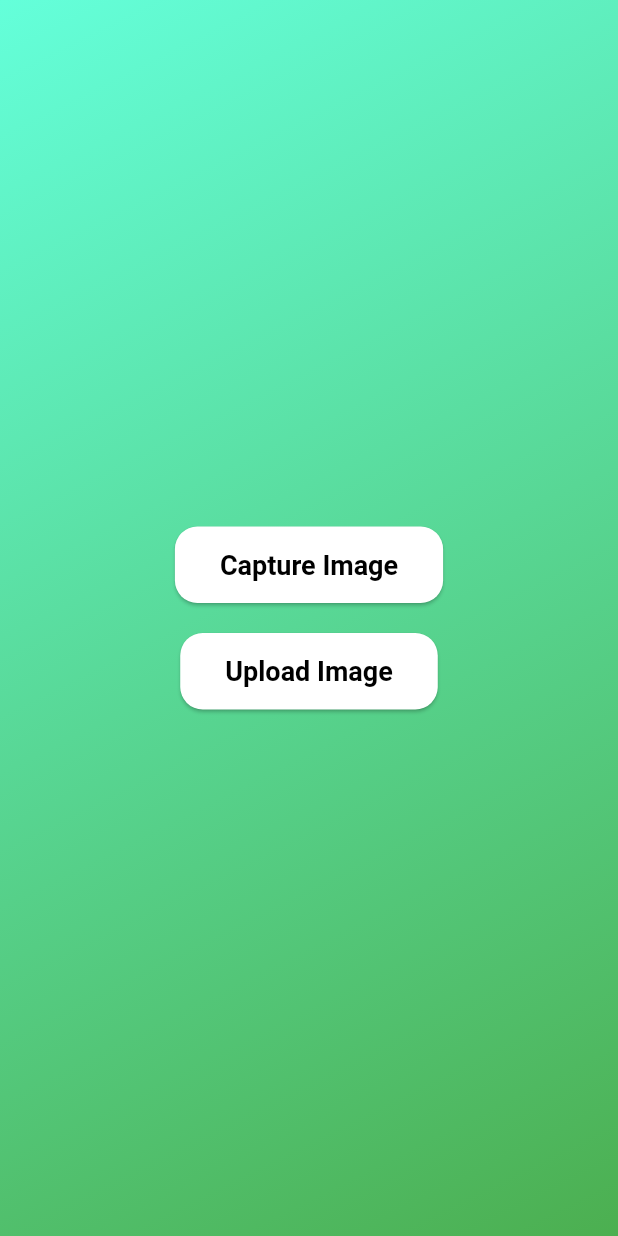
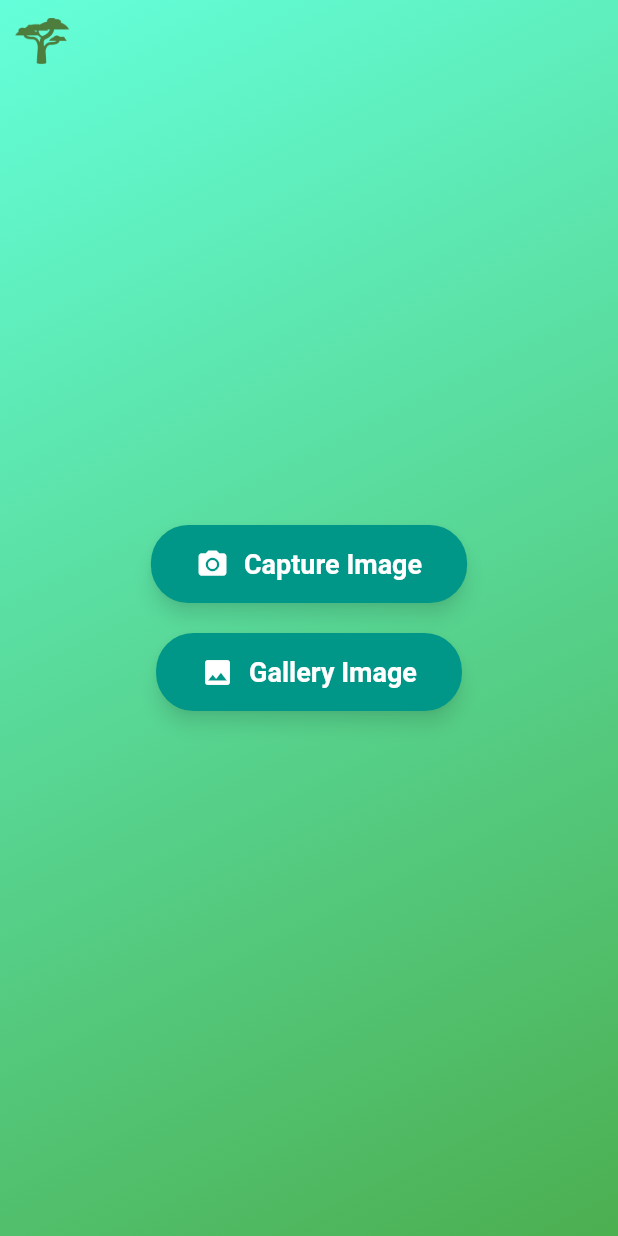
Before and after one commit to shonwan/treense, a Flutter app: the HomePage screen opened by its route, on a phone screen of 412 x 824 dp. Run offline on Flutter 3.47's test engine with Material 3 defaults, Android fonts, the phone set to English and light mode, and no system bars; our stand-ins replace geocoding, geolocator, image_picker, supabase_flutter; missing offline and left inert: tflite_flutter; accounts and stored records are empty.

Commit message:
UI Updates

```diff
--- a/lib/screens/home_page.dart
+++ b/lib/screens/home_page.dart
@@ -3,11 +3,11 @@ import 'package:flutter/material.dart';
 import 'package:image_picker/image_picker.dart';
 import 'package:tflite_flutter/tflite_flutter.dart';
 import 'package:image/image.dart' as img;
-import 'result_page.dart';
 
 final ImagePicker _picker = ImagePicker();
 late Interpreter plantDetectorInterpreter;
 late Interpreter healthCheckerInterpreter;
+
 
 // Load both models
 Future<void> loadModels() async {
@@ -154,6 +154,18 @@ class HomePage extends StatelessWidget {
   @override
   Widget build(BuildContext context) {
     return Scaffold(
+      extendBodyBehindAppBar: true, // Ensures the AppBar overlays the body
+      appBar: AppBar(
+        backgroundColor: Colors.transparent, // Transparent AppBar
+        elevation: 0, // No shadow
+        leading: Padding(
+          padding: const EdgeInsets.all(8.0), // Adjust padding for logo
+          child: Image.asset(
+            'assets/logo.png', // Path to your logo image
+            fit: BoxFit.contain, // Ensures the logo fits properly
+          ),
+        ),
+      ),
       body: Container(
         decoration: const BoxDecoration(
           gradient: LinearGradient(
@@ -180,12 +192,42 @@ class HomePage extends StatelessWidget {
                         showDialog(
                           context: context,
                           builder: (context) => AlertDialog(
-                            title: Text('Warning'),
-                            content: Text('The selected image is not a plant.'),
+                            shape: RoundedRectangleBorder(
+                              borderRadius: BorderRadius.circular(15.0), // Rounded corners
+                            ),
+                            title: const Row(
+                              children: [
+                                Icon(Icons.warning_amber_rounded, color: Colors.red, size: 28),
+                                SizedBox(width: 10),
+                                Text(
+                                  'Warning',
+                                  style: TextStyle(
+                                    fontWeight: FontWeight.bold,
+                                    color: Colors.red,
+                                  ),
+                                ),
+                              ],
+                            ),
+                            content: const Text(
+                              'The selected image is not a falcata plant. Please try again with a valid image.',
+                              style: TextStyle(fontSize: 16),
+                            ),
                             actions: [
                               TextButton(
                                 onPressed: () => Navigator.of(context).pop(),
-                                child: Text('OK'),
+                                style: TextButton.styleFrom(
+                                  foregroundColor: Colors.white,
+                                  backgroundColor: Colors.red,
+                                  shape: RoundedRectangleBorder(
+                                    borderRadius: BorderRadius.circular(8.0),
+                                  ),
+                                ),
+                                child: const Text(
+                                  'OK',
+                                  style: TextStyle(
+                                    fontWeight: FontWeight.bold,
+                                  ),
+                                ),
                               ),
                             ],
                           ),
@@ -194,22 +236,32 @@ class HomePage extends StatelessWidget {
                     }
                   },
                   style: ElevatedButton.styleFrom(
-                    backgroundColor: Colors.white,
-                    padding: const EdgeInsets.symmetric(vertical: 15.0, horizontal: 30.0),
+                    backgroundColor: Colors.teal, // A modern and vibrant background color
+                    foregroundColor: Colors.white, // Text color for better contrast
+                    padding: const EdgeInsets.symmetric(vertical: 15.0, horizontal: 30.0), // Spacious padding
                     textStyle: const TextStyle(
-                      fontSize: 20,
+                      fontSize: 18,
                       fontWeight: FontWeight.bold,
                     ),
                     shape: RoundedRectangleBorder(
-                      borderRadius: BorderRadius.circular(15.0),
+                      borderRadius: BorderRadius.circular(25.0), // More rounded corners for a sleek look
                     ),
+                    elevation: 5, // Adds a subtle shadow for depth
+                    shadowColor: Colors.black54, // Shadow color for better visibility
                   ),
-                  child: const Text(
-                    'Capture Image',
-                    style: TextStyle(
-                      fontSize: 18,
-                      color: Colors.black,
-                    ),
+                  child: const Row(
+                    mainAxisSize: MainAxisSize.min,
+                    children: [
+                      Icon(Icons.camera_alt, size: 22, color: Colors.white), // Add an icon for better visual context
+                      SizedBox(width: 10), // Space between icon and text
+                      Text(
+                        'Capture Image',
+                        style: TextStyle(
+                          fontSize: 18,
+                          fontWeight: FontWeight.w600,
+                        ),
+                      ),
+                    ],
                   ),
                 ),
                 const SizedBox(height: 20),
@@ -225,12 +277,42 @@ class HomePage extends StatelessWidget {
                         showDialog(
                           context: context,
                           builder: (context) => AlertDialog(
-                            title: Text('Warning'),
-                            content: Text('The selected image is not a plant.'),
+                            shape: RoundedRectangleBorder(
+                              borderRadius: BorderRadius.circular(15.0), // Rounded corners
+                            ),
+                            title: const Row(
+                              children: [
+                                Icon(Icons.warning_amber_rounded, color: Colors.red, size: 28),
+                                SizedBox(width: 10),
+                                Text(
+                                  'Warning',
+                                  style: TextStyle(
+                                    fontWeight: FontWeight.bold,
+                                    color: Colors.red,
+                                  ),
+                                ),
+                              ],
+                            ),
+                            content: const Text(
+                              'The selected image is not a falcata plant. Please try again with a valid image.',
+                              style: TextStyle(fontSize: 16),
+                            ),
                             actions: [
                               TextButton(
                                 onPressed: () => Navigator.of(context).pop(),
-                                child: Text('OK'),
+                                style: TextButton.styleFrom(
+                                  foregroundColor: Colors.white,
+                                  backgroundColor: Colors.red,
+                                  shape: RoundedRectangleBorder(
+                                    borderRadius: BorderRadius.circular(8.0),
+                                  ),
+                                ),
+                                child: const Text(
+                                  'OK',
+                                  style: TextStyle(
+                                    fontWeight: FontWeight.bold,
+                                  ),
+                                ),
                               ),
                             ],
                           ),
@@ -239,22 +321,32 @@ class HomePage extends StatelessWidget {
                     }
                   },
                   style: ElevatedButton.styleFrom(
-                    backgroundColor: Colors.white,
-                    padding: const EdgeInsets.symmetric(vertical: 15.0, horizontal: 30.0),
+                    backgroundColor: Colors.teal, // Eye-catching background color
+                    foregroundColor: Colors.white, // Text color for better contrast
+                    padding: const EdgeInsets.symmetric(vertical: 15.0, horizontal: 30.0), // Spacious padding
                     textStyle: const TextStyle(
-                      fontSize: 20,
+                      fontSize: 18,
                       fontWeight: FontWeight.bold,
                     ),
                     shape: RoundedRectangleBorder(
-                      borderRadius: BorderRadius.circular(15.0),
+                      borderRadius: BorderRadius.circular(25.0), // More rounded corners for a modern design
                     ),
+                    elevation: 5, // Adds subtle depth with shadow
+                    shadowColor: Colors.black54, // Shadow color for visibility
                   ),
-                  child: const Text(
-                    'Upload Image',
-                    style: TextStyle(
-                      fontSize: 18,
-                      color: Colors.black,
-                    ),
+                  child: const Row(
+                    mainAxisSize: MainAxisSize.min,
+                    children: [
+                      Icon(Icons.image , size: 22, color: Colors.white), // Icon for context
+                      SizedBox(width: 10), // Space between icon and text
+                      Text(
+                        'Gallery Image',
+                        style: TextStyle(
+                          fontSize: 18,
+                          fontWeight: FontWeight.w600,
+                        ),
+                      ),
+                    ],
                   ),
                 ),
               ],
```
Also changed, not shown: lib/screens/result_page.dart (+29 -11 lines), 1 other file.
